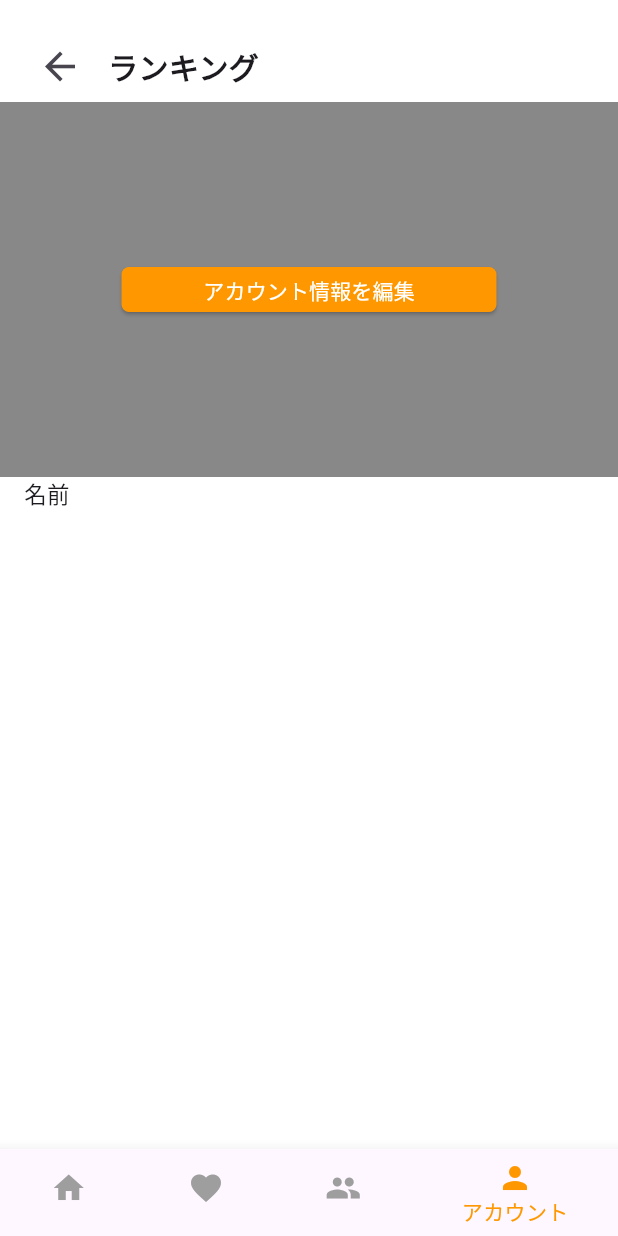
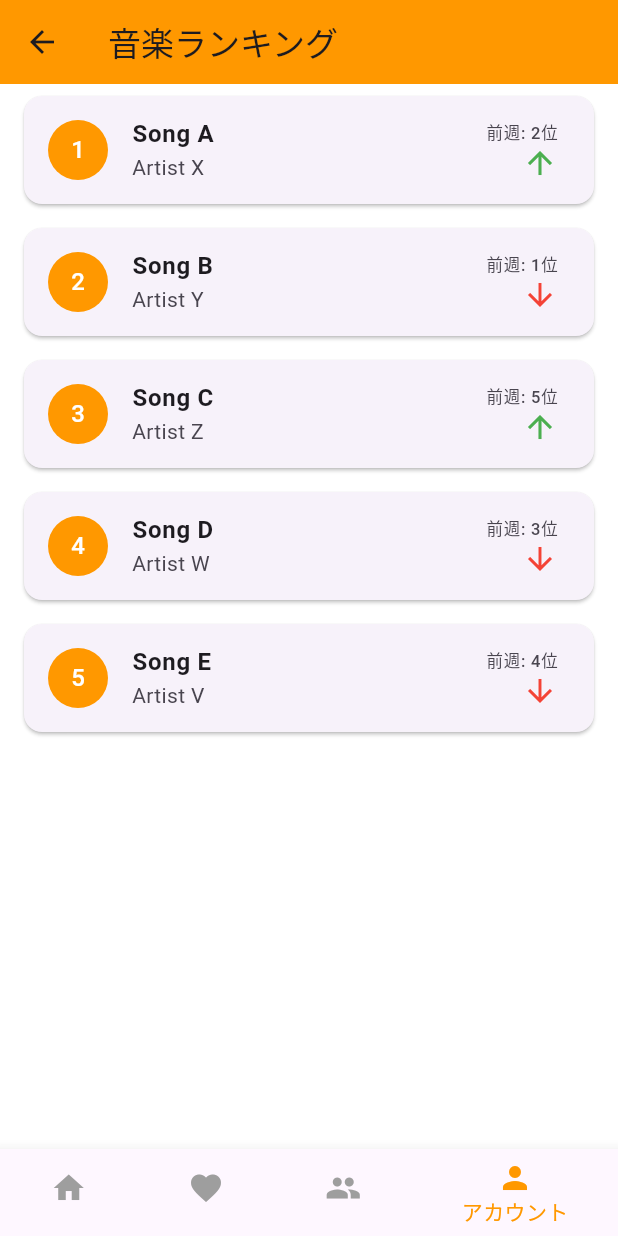
Before and after one commit to Ktento/breman-front, a Flutter app: the RankingList screen opened directly, on a phone screen of 412 x 824 dp. Run offline on Flutter 3.47's test engine with Material 3 defaults, Android fonts, the phone set to English and light mode, and no system bars; network calls fail.

Commit message:
rankingやばい

```diff
--- a/lib/ranking-list.dart
+++ b/lib/ranking-list.dart
@@ -1,5 +1,4 @@
 import 'package:flutter/material.dart';
-import 'profile_edit.dart';
 import 'main.dart';
 
 class RankingList extends StatefulWidget {
@@ -8,121 +7,71 @@ class RankingList extends StatefulWidget {
 }
 
 class _RankingListState extends State<RankingList> {
-  int _currentIndex = 3; // 現在のインデックスをアカウントプロフィールに設定
+  int _currentIndex = 3;
+
+  // 音楽ランキングのダミーデータ
+  final List<Map<String, dynamic>> _musicRanking = [
+    {'rank': 1, 'title': 'Song A', 'artist': 'Artist X', 'lastWeek': 2},
+    {'rank': 2, 'title': 'Song B', 'artist': 'Artist Y', 'lastWeek': 1},
+    {'rank': 3, 'title': 'Song C', 'artist': 'Artist Z', 'lastWeek': 5},
+    {'rank': 4, 'title': 'Song D', 'artist': 'Artist W', 'lastWeek': 3},
+    {'rank': 5, 'title': 'Song E', 'artist': 'Artist V', 'lastWeek': 4},
+  ];
 
   @override
   Widget build(BuildContext context) {
     return Scaffold(
       backgroundColor: Colors.white,
-      body: SingleChildScrollView(
-        child: Column(
-          children: [
-            // 戻るボタンを含むコンテナ
-            Container(
-              padding: EdgeInsets.only(top: 20, left: 16, right: 16), // 上部余白を調整
-              child: Row(
-                mainAxisAlignment: MainAxisAlignment.start,
+      appBar: AppBar(
+        title: Text('音楽ランキング'),
+        backgroundColor: Colors.orange,
+      ),
+      body: ListView.builder(
+        itemCount: _musicRanking.length,
+        itemBuilder: (context, index) {
+          final item = _musicRanking[index];
+          return Card(
+            margin: EdgeInsets.symmetric(vertical: 8, horizontal: 16),
+            child: ListTile(
+              leading: CircleAvatar(
+                backgroundColor: Colors.orange,
+                child: Text('${item['rank']}',
+                    style: TextStyle(color: Colors.white)),
+              ),
+              title: Text(item['title'],
+                  style: TextStyle(fontWeight: FontWeight.bold)),
+              subtitle: Text(item['artist']),
+              trailing: Column(
+                mainAxisAlignment: MainAxisAlignment.center,
+                crossAxisAlignment: CrossAxisAlignment.end,
                 children: [
-                  IconButton(
-                    icon: Icon(Icons.arrow_back, size: 30),
-                    onPressed: () {
-                      Navigator.pop(context); // 前の画面に戻る
-                    },
-                  ),
-                  SizedBox(width: 8), // 戻るボタンとテキストの間にスペースを追加
-                  Text(
-                    'ランキング',
-                    style: TextStyle(fontSize: 20, fontWeight: FontWeight.bold),
+                  Text('前週: ${item['lastWeek']}位'),
+                  Icon(
+                    item['lastWeek'] > item['rank']
+                        ? Icons.arrow_upward
+                        : Icons.arrow_downward,
+                    color: item['lastWeek'] > item['rank']
+                        ? Colors.green
+                        : Colors.red,
                   ),
                 ],
               ),
             ),
-
-            // その他のコンテンツをここに追加
-            Container(
-              padding: const EdgeInsets.all(16.0),
-              color: const Color.fromARGB(119, 0, 0, 0),
-              width: MediaQuery.of(context).size.width, // 画面の幅に合わせる
-              height: 250, // 高さ
-              alignment: Alignment.center, // ボタンを中央に配置
-              child: SizedBox(
-                width: 250, // ボタンの幅
-                height: 30, // ボタンの高さ
-                child: ElevatedButton(
-                  child: const Text('アカウント情報を編集'),
-                  style: ElevatedButton.styleFrom(
-                    backgroundColor: Colors.orange, // 背景色
-                    foregroundColor: Colors.white, // 文字色
-                    shape: RoundedRectangleBorder(
-                      borderRadius: BorderRadius.circular(5), // 角の丸みを調整
-                    ),
-                  ),
-                  onPressed: () {
-                    print('アカウントボタンが押されました');
-
-                    Navigator.push(
-                      context,
-                      MaterialPageRoute(
-                        //（2） 実際に表示するページ(ウィジェット)を指定する
-                        builder: (context) => ProfileEdit(),
-                      ),
-                    );
-                  },
-                ),
-              ),
-            ),
-
-            Container(
-              child: Row(
-                children: [
-                  Expanded(
-                    child: Align(
-                      alignment: Alignment.centerLeft,
-                      child: Padding(
-                        padding: const EdgeInsets.only(left: 16.0),
-                        child: Text(
-                          '名前',
-                          style: TextStyle(
-                            fontSize: 15,
-                          ),
-                        ),
-                      ),
-                    ),
-                  ),
-                ],
-              ),
-            ),
-          ],
-        ),
+          );
+        },
       ),
       bottomNavigationBar: BottomNavigationBar(
         backgroundColor: Colors.white,
         selectedItemColor: Colors.orange,
         unselectedItemColor: Colors.grey,
         items: [
-          BottomNavigationBarItem(
-            icon: Icon(Icons.home),
-            label: 'ホーム',
-          ),
-          BottomNavigationBarItem(
-            icon: Icon(Icons.favorite),
-            label: 'お気に入り',
-          ),
-          BottomNavigationBarItem(
-            icon: Icon(Icons.group),
-            label: 'グループ',
-          ),
-          BottomNavigationBarItem(
-            icon: Icon(Icons.person),
-            label: 'アカウント',
-          ),
+          BottomNavigationBarItem(icon: Icon(Icons.home), label: 'ホーム'),
+          BottomNavigationBarItem(icon: Icon(Icons.favorite), label: 'お気に入り'),
+          BottomNavigationBarItem(icon: Icon(Icons.group), label: 'グループ'),
+          BottomNavigationBarItem(icon: Icon(Icons.person), label: 'アカウント'),
         ],
-        currentIndex: _currentIndex, // 現在選択されているインデックス
+        currentIndex: _currentIndex,
         onTap: (index) {
-          // タップされたインデックスに応じてナビゲーションを行う
-          setState(() {
-            _currentIndex = index; // タップされたインデックスを更新
-          });
 
           switch (index) {
             case 0:
@@ -139,7 +88,7 @@ class _RankingListState extends State<RankingList> {
               // グループ画面の処理
               break;
             case 3:
-              // アカウント画面の処理は不要
+              // アカウント画面の処理
               break;
           }
         },
```
